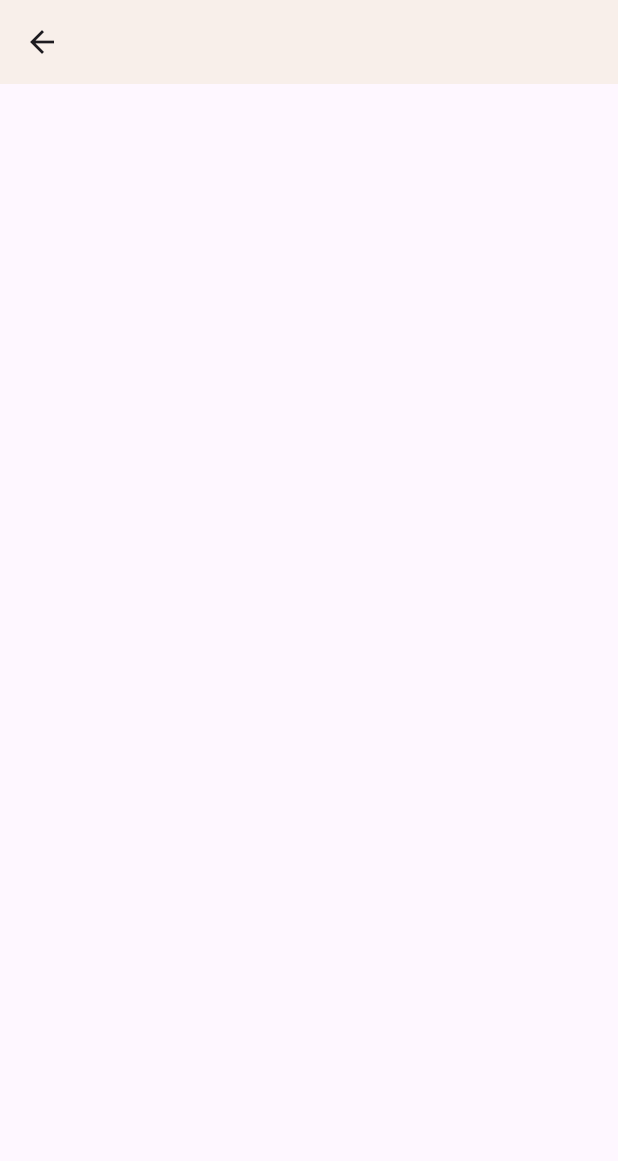
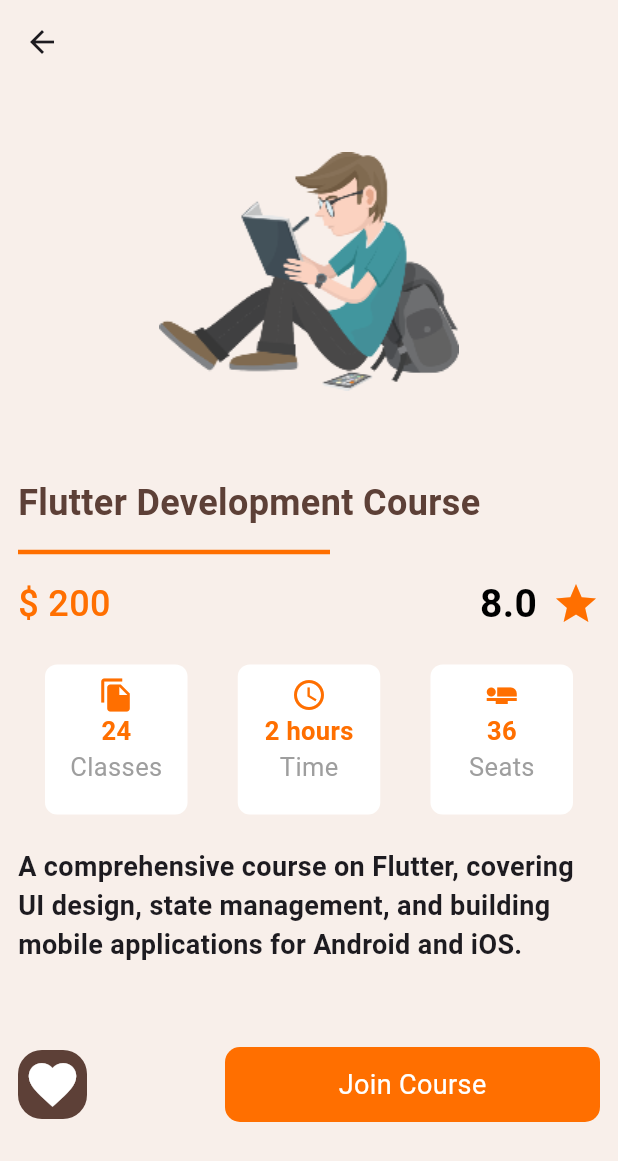
Before and after one commit to AhmedKhedr1/Education-App-UI, a Flutter app: the screen it shows after launch, after a tap on "Flutter Development Course", on a phone screen of 412 x 824 dp. Shown: the top 1161 px of the screen. Run offline on Flutter 3.47's test engine with Material 3 defaults, Android fonts, the phone set to English and light mode, and no system bars; our stand-ins replace flutter_rating_bar.

Commit message:
finish DetailsView

```diff
--- a/lib/Core/Repository/Data.dart
+++ b/lib/Core/Repository/Data.dart
@@ -10,6 +10,7 @@ class Data {
       'Rating': '8.0',
       'Description':
           'A comprehensive course on Flutter, covering UI design, state management, and building mobile applications for Android and iOS.'
+       ,'price':'\$ 200'
     },
     {
       'image': 'assets/image2.png',
@@ -18,7 +19,7 @@ class Data {
       'Rating': '7.0',
       'Description':
           'Learn the basics of web design including HTML, CSS, and JavaScript to create visually appealing and responsive websites.'
-    },
+    ,'price':'\$ 150' },
     {
       'image': 'assets/image3.png',
       'color': Colors.orangeAccent,
@@ -26,15 +27,15 @@ class Data {
       'Rating': '8.0',
       'Description':
           'Master the .NET framework, C#, and ASP.NET to build robust and scalable web applications and services.'
-    },
+    ,'price':'\$ 200' },
     {
       'image': 'assets/image4.png',
       'color': Colors.green,
-      'Title': 'CS50: Introduction to Computer Science',
+      'Title': 'CS50: Intro to CS',
       'Rating': '9.0',
       'Description':
           'An introductory course to computer science, exploring algorithms, data structures, software development, and computer systems.'
-    },
+    ,'price':'\$ 200' },
     {
       'image': 'assets/web design.png',
       'color': Colors.purple,
@@ -42,7 +43,7 @@ class Data {
       'Rating': '8.0',
       'Description':
           'A deep dive into essential data structures and algorithms to enhance your problem-solving skills and understanding of computer science fundamentals.'
-    }
+    ,'price':'\$ 250' }
   ];
 
   List<Coursemodel> GetCourse() {
--- a/lib/Core/models/CourseModel.dart
+++ b/lib/Core/models/CourseModel.dart
@@ -6,13 +6,14 @@ class Coursemodel {
   String Title;
   String Rating;
   String description;
+  String price;
 
   Coursemodel(
       {required this.image,
       required this.color,
       required this.Title,
       required this.Rating,
-      required this.description});
+      required this.description,required this.price});
 
 
       factory Coursemodel.fromMap(Map<String, dynamic> map) {
@@ -22,6 +23,7 @@ class Coursemodel {
       Title: map['Title'] as String,
       Rating: map['Rating'] as String,
       description: map['Description'] as String,
+      price: map['price']as String,
     );
   }
 }
--- a/lib/Features/CourseDetails/Presentation/views/CourseDetailsView.dart
+++ b/lib/Features/CourseDetails/Presentation/views/CourseDetailsView.dart
@@ -1,14 +1,138 @@
+import 'package:education_app_ui/Core/models/CourseModel.dart';
+import 'package:education_app_ui/Features/CourseDetails/Presentation/views/Widgets/CardOfDetails.dart';
 import 'package:education_app_ui/color.dart';
 import 'package:flutter/material.dart';
 
 class Coursedetailsview extends StatelessWidget {
-  const Coursedetailsview({super.key});
-
+  Coursedetailsview(this.course, {super.key});
+  Coursemodel course;
   @override
   Widget build(BuildContext context) {
-    return  Scaffold(
+    return Scaffold(
+      backgroundColor: appcolors.BackGround,
       appBar: AppBar(
         backgroundColor: appcolors.BackGround,
+        //  title: Text(course.Title,style: TextStyle(fontSize: 20),),
+      ),
+      body: Padding(
+        padding: const EdgeInsets.symmetric(horizontal: 12),
+        child: ListView(
+          children: [
+            Center(
+                child: Container(
+                    width: double.infinity,
+                    height: 250,
+                    decoration: BoxDecoration(),
+                    child: Image.asset(course.image))),
+            SizedBox(
+              height: 12,
+            ),
+            Text(
+              course.Title,
+              style: TextStyle(
+                  fontSize: 24,
+                  fontWeight: FontWeight.bold,
+                  color: appcolors.secondary),
+            ),
+            SizedBox(
+              height: 8,
+            ),
+            Divider(
+              thickness: 3,
+              endIndent: 180,
+              color: appcolors.primary,
+            ),
+            SizedBox(
+              height: 8,
+            ),
+            Row(
+              mainAxisAlignment: MainAxisAlignment.spaceBetween,
+              children: [
+                Text(
+                  course.price,
+                  style: TextStyle(
+                      color: appcolors.primary,
+                      fontSize: 24,
+                      fontWeight: FontWeight.w500),
+                ),
+                Row(
+                  children: [
+                    Text(
+                      course.Rating,
+                      style: TextStyle(
+                          color: Colors.black,
+                          fontSize: 26,
+                          fontWeight: FontWeight.w700),
+                    ),
+                    SizedBox(
+                      width: 10,
+                    ),
+                    Icon(
+                      Icons.star,
+                      color: appcolors.primary,
+                      size: 32,
+                    )
+                  ],
+                ),
+              ],
+            ),
+            SizedBox(
+              height: 12,
+            ),
+            Padding(
+              padding: const EdgeInsets.symmetric(horizontal: 8),
+              child: Row(
+                mainAxisAlignment: MainAxisAlignment.spaceBetween,
+                children: [
+                  CardOfDetails(Icons.file_copy,'24','Classes'),
+                  CardOfDetails(Icons.access_time,'2 hours','Time'),
+                  CardOfDetails(Icons.airline_seat_flat,'36','Seats')
+                ],
+              ),
+            ),
+            SizedBox(
+              height: 12,
+            ),
+            Text(
+              course.description,
+              style: TextStyle(fontSize: 18, fontWeight: FontWeight.w600),
+            ),
+            SizedBox(
+              height: 55,
+            ),
+            Row(
+              mainAxisAlignment: MainAxisAlignment.spaceBetween,
+              children: [
+                Container(
+                    padding: EdgeInsets.all(4),
+                    decoration: BoxDecoration(
+                      color: appcolors.secondary,
+                      borderRadius: BorderRadius.circular(16),
+                    ),
+                    child: Icon(
+                      Icons.favorite,
+                      size: 38,
+                      color: Colors.white,
+                    )),
+                Container(
+                  width: 250,
+                  height: 50,
+                  decoration: BoxDecoration(
+                      color: appcolors.primary,
+                      borderRadius: BorderRadius.circular(10)),
+                  child: Center(
+                      child: Text(
+                    'Join Course',
+                    style: TextStyle(
+                        color: Colors.white,
+                        fontSize: 18,
+                        fontWeight: FontWeight.w400),
+                  )),
+                )
+              ],
+            )
+          ],
+        ),
       ),
     );
   }
--- /dev/null
+++ b/lib/Features/CourseDetails/Presentation/views/Widgets/CardOfDetails.dart
@@ -0,0 +1,49 @@
+import 'package:education_app_ui/color.dart';
+import 'package:flutter/material.dart';
+
+class CardOfDetails extends StatelessWidget {
+  CardOfDetails(
+    this.icon,
+    this.text,
+    this.text2, {
+    super.key,
+  });
+  IconData? icon;
+  String text;
+  String text2;
+  @override
+  Widget build(BuildContext context) {
+    return Padding(
+      padding: const EdgeInsets.all(10),
+      child: Container(
+        height: 100,
+        width: 95,
+        decoration: BoxDecoration(
+            color: Colors.white, borderRadius: BorderRadius.circular(8)),
+        child: Padding(
+          padding: const EdgeInsets.all(8.0),
+          child: Column(
+            children: [
+              Icon(
+                icon,
+                color: appcolors.primary,
+              ),
+              Text(
+                text,
+                style: TextStyle(
+                    color: appcolors.primary,
+                    fontWeight: FontWeight.w600,
+                    fontSize: 17),
+              ),
+              Text(text2,
+                  style: TextStyle(
+                      color: Colors.grey,
+                      fontWeight: FontWeight.w400,
+                      fontSize: 17)),
+            ],
+          ),
+        ),
+      ),
+    );
+  }
+}
--- a/lib/Features/Home/Presentation/views/CoursesView.dart
+++ b/lib/Features/Home/Presentation/views/CoursesView.dart
@@ -27,6 +27,9 @@ class Coursesview extends StatelessWidget {
           )
         ],
       ),
-        body: Center(child: CoursesListView(Axis.vertical, 800, 320)));
+      body: Center(
+        child: CoursesListView(Axis.vertical, 800, 370),
+      ),
+    );
   }
 }
--- a/lib/Features/Home/Presentation/views/Widgets/CoursesCard.dart
+++ b/lib/Features/Home/Presentation/views/Widgets/CoursesCard.dart
@@ -11,7 +11,7 @@ class CoursesCard extends StatelessWidget {
     return GestureDetector(
       onTap: () {
         Navigator.push(context,MaterialPageRoute(builder: (context) {
-          return Coursedetailsview();
+          return Coursedetailsview(course);
         },) );
       },
       child: Container(
```
Lines whose indentation alone changed are shown as unchanged.
